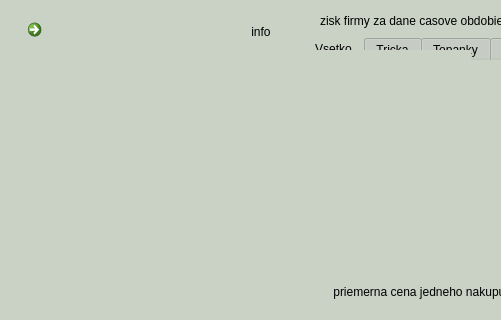
Above: source/code/main.ui from tomas-magat/camels-eshop-infosystem before the change; both pictures show x 0 to 501 and y 0 to 320 of the 800 by 450 pixel window. Below: the same form after it.
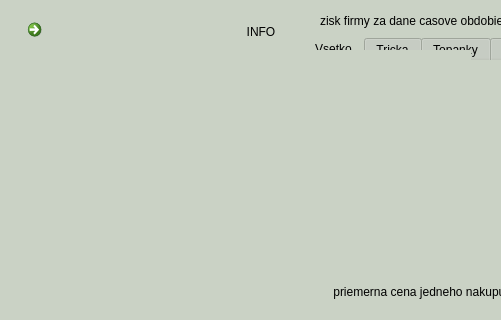
That is the form after the change. Icons and pictures are not drawn.

```diff
--- a/source/code/main.ui
+++ b/source/code/main.ui
@@ -3989,7 +3989,7 @@
 </string>
              </property>
              <property name="text">
-              <string>info</string>
+              <string>INFO</string>
              </property>
             </widget>
            </item>
```
